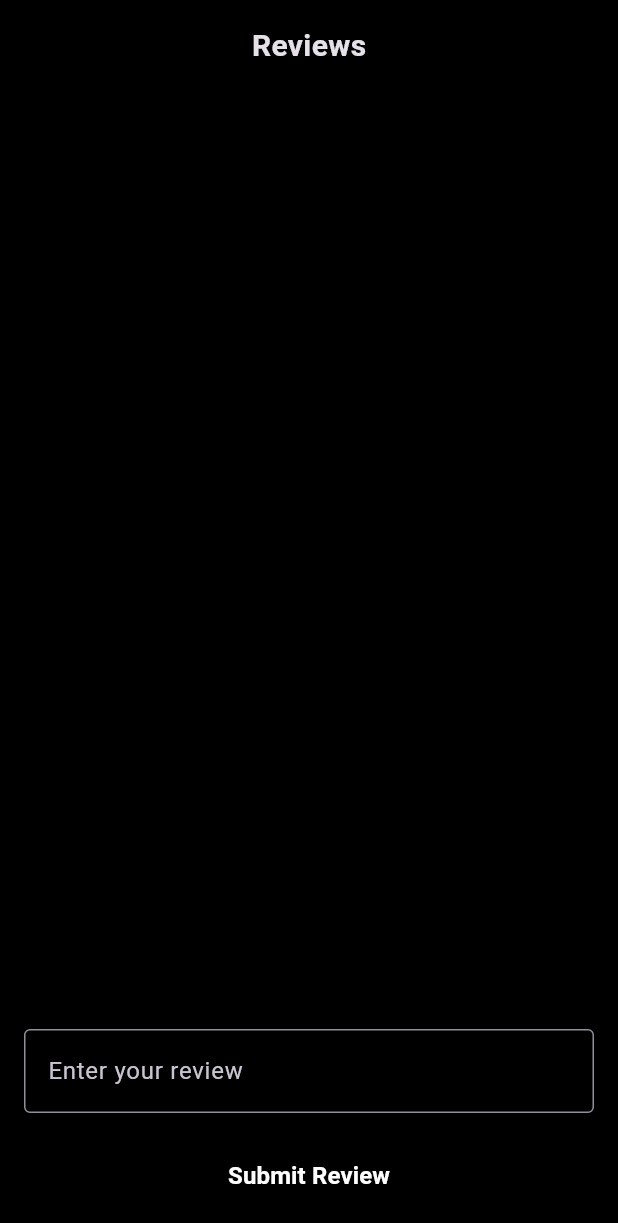
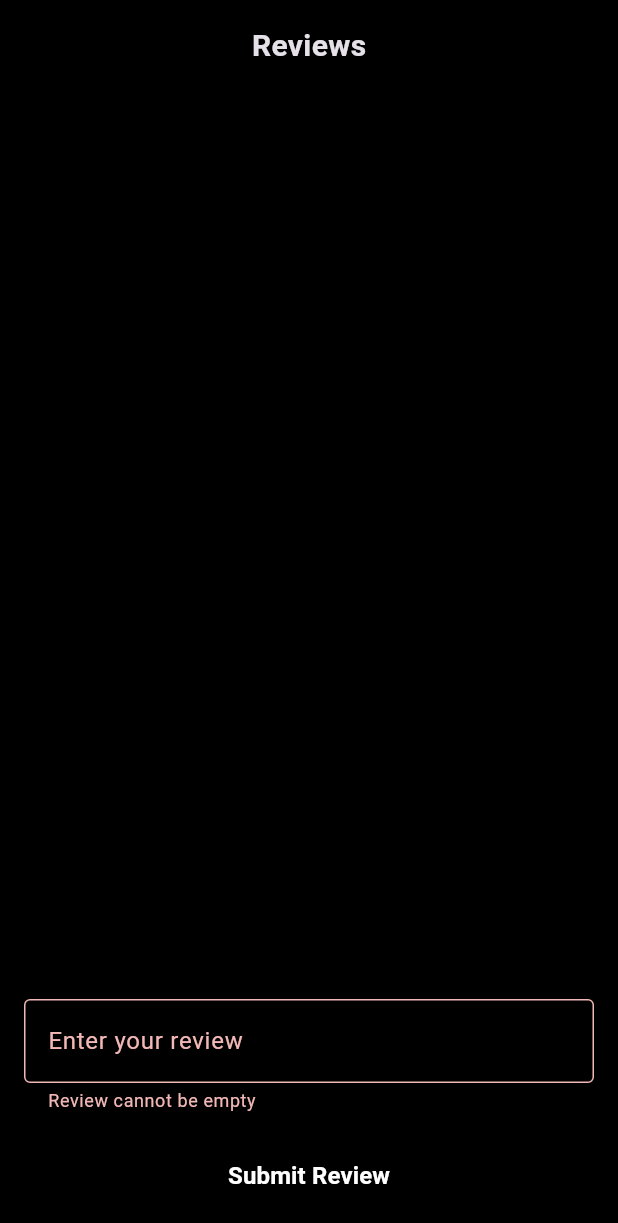
Before and after one commit to priyanshu-hiteshi/shop-app, a Flutter app: the ReviewBottomSheet widget shown alone on an empty page, opened directly, after a tap on "Submit Review", on a phone screen of 412 x 824 dp. Shown: the top 1223 px of the screen. Run offline on Flutter 3.47's test engine with Material 3 defaults, Android fonts, the phone set to English and light mode, and no system bars; our stand-ins replace shared_preferences; accounts and stored records are empty; network calls fail.

Commit message:
new changes by improving code with with provider

```diff
--- /dev/null
+++ b/lib/provider/review_provider.dart
@@ -0,0 +1,32 @@
+import 'package:flutter/material.dart';
+import 'package:shared_preferences/shared_preferences.dart';
+
+class ReviewProvider extends ChangeNotifier {
+  List<String> _reviews = [];
+
+  List<String> get reviews => _reviews;
+
+  Future<void> loadReviews() async {
+    SharedPreferences prefs = await SharedPreferences.getInstance();
+    _reviews = prefs.getStringList('reviews') ?? [];
+    notifyListeners();
+  }
+
+  Future<void> saveReviews() async {
+    SharedPreferences prefs = await SharedPreferences.getInstance();
+    prefs.setStringList('reviews', _reviews);
+    notifyListeners();
+  }
+
+  void addReview(String review) {
+    _reviews.add(review);
+    saveReviews(); // Save after adding
+    notifyListeners();
+  }
+
+  void deleteReview(int index) {
+    _reviews.removeAt(index);
+    saveReviews(); // Save after deleting
+    notifyListeners();
+  }
+}
--- a/lib/screens/asset.dart
+++ b/lib/screens/asset.dart
@@ -19,6 +19,8 @@ class _CartState extends State<Cart> {
 
   // Function to show the bottom sheet
   void _showReviewBottomSheet() {
+    // Navigator.of(context).pop();
+
     showModalBottomSheet(
       context: context,
       builder: (context) {
--- a/lib/widgets/product_card.dart
+++ b/lib/widgets/product_card.dart
@@ -15,6 +15,7 @@ class _ProductCardState extends State<ProductCard> {
 
   @override
   Widget build(BuildContext context) {
+    context.findRenderObject();
     String descriptionText =
         widget.product.description.length < 60 && !isExpanded
             ? widget.product.description.substring(0, 60) + "... "
--- a/lib/widgets/review_bottom_sheet.dart
+++ b/lib/widgets/review_bottom_sheet.dart
@@ -1,5 +1,6 @@
 import 'package:flutter/material.dart';
-import 'package:shared_preferences/shared_preferences.dart';
+import 'package:provider/provider.dart';
+import '../provider/review_provider.dart'; // Import your ReviewProvider
 
 class ReviewBottomSheet extends StatefulWidget {
   const ReviewBottomSheet({super.key});
@@ -11,48 +12,34 @@ class ReviewBottomSheet extends StatefulWidget {
 class _ReviewBottomSheetState extends State<ReviewBottomSheet> {
   final TextEditingController reviewController = TextEditingController();
 
+  String? errorMessage; // To store validation message
+
   @override
   void initState() {
     super.initState();
-    _loadReviews();
-  }
-
-  List<String> reviews = [];
-  Future<void> _loadReviews() async {
-    SharedPreferences prefs = await SharedPreferences.getInstance();
-    setState(() {
-      reviews = prefs.getStringList('reviews') ?? [];
+    // Load reviews when the bottom sheet is opened
+    WidgetsBinding.instance.addPostFrameCallback((_) {
+      Provider.of<ReviewProvider>(context, listen: false).loadReviews();
     });
-  }
-
-  Future<void> _saveReviews() async {
-    SharedPreferences prefs = await SharedPreferences.getInstance();
-    prefs.setStringList('reviews', reviews);
-    setState(() {});
-  }
-
-  Future<void> _deleteReview(int index) async {
-    reviews.removeAt(index);
-
-    await _saveReviews();
-    setState(() {});
   }
 
   @override
   Widget build(BuildContext context) {
+    final reviewModel = Provider.of<ReviewProvider>(context);
+
     return Padding(
       padding: const EdgeInsets.all(16.0),
       child: Column(
         mainAxisSize: MainAxisSize.min, // Use min size for bottom sheet
         children: [
-          Text(
+          const Text(
             'Reviews',
             style: TextStyle(fontSize: 20, fontWeight: FontWeight.bold),
           ),
-          const SizedBox(height: 10),
+          const SizedBox(height: 10), // Space between title and review list
           Expanded(
             child: ListView.builder(
-              itemCount: reviews.length,
+              itemCount: reviewModel.reviews.length,
               itemBuilder: (context, index) {
                 return Padding(
                   padding: const EdgeInsets.only(bottom: 8.0),
@@ -61,13 +48,14 @@ class _ReviewBottomSheetState extends State<ReviewBottomSheet> {
                     children: [
                       Expanded(
                         child: Text(
-                          '${index + 1}. ${reviews[index]}',
+                          '${index + 1}. ${reviewModel.reviews[index]}',
                           style: const TextStyle(color: Colors.white),
                         ),
                       ),
                       IconButton(
-                        onPressed: () async {
-                          await _deleteReview(index); // Delete review
+                        onPressed: () {
+                          reviewModel.deleteReview(
+                              index); // Delete review using provider
                         },
                         icon: const Icon(Icons.delete, color: Colors.red),
                       ),
@@ -77,23 +65,30 @@ class _ReviewBottomSheetState extends State<ReviewBottomSheet> {
               },
             ),
           ),
-          const SizedBox(height: 10),
+          const SizedBox(
+              height: 10), // Space between review list and input field
           TextField(
             controller: reviewController,
-            decoration: const InputDecoration(
+            decoration: InputDecoration(
               labelText: 'Enter your review',
-              border: OutlineInputBorder(),
+              border: const OutlineInputBorder(),
+              errorText: errorMessage, // Use errorText for inline validation
             ),
           ),
-          const SizedBox(height: 18),
+          const SizedBox(height: 18), // Space between text field and button
           ElevatedButton(
-            onPressed: () async {
-              if (reviewController.text.isNotEmpty) {
-                reviews.add(reviewController.text); // Add new review
-                await _saveReviews();
+            onPressed: () {
+              if (reviewController.text.isEmpty) {
+                setState(() {
+                  errorMessage = 'Review cannot be empty'; // Show error message
+                });
+              } else {
+                setState(() {
+                  errorMessage = null; // Clear error message
+                  reviewModel.addReview(
+                      reviewController.text); // Add new review using provider
+                });
                 reviewController.clear(); // Clear the input field
-
-                // Navigator.pop(context); // Close the bottom sheet
               }
             },
             style: ElevatedButton.styleFrom(
--- a/pubspec.yaml
+++ b/pubspec.yaml
@@ -2,7 +2,7 @@ name: my_ecom
 description: "A new Flutter project."
 # The following line prevents the package from being accidentally published to
 # pub.dev using `flutter pub publish`. This is preferred for private packages.
-publish_to: 'none' # Remove this line if you wish to publish to pub.dev
+publish_to: "none" # Remove this line if you wish to publish to pub.dev
 
 # The following defines the version and build number for your application.
 # A version number is three numbers separated by dots, like 1.2.43
@@ -33,11 +33,12 @@ dependencies:
 
   http: ^1.2.2
   shared_preferences: ^2.3.3
-
+  provider: ^6.1.2
 
   # The following adds the Cupertino Icons font to your application.
   # Use with the CupertinoIcons class for iOS style icons.
   cupertino_icons: ^1.0.8
+  go_router:
 
 dev_dependencies:
   flutter_test:
@@ -55,7 +56,6 @@ dev_dependencies:
 
 # The following section is specific to Flutter packages.
 flutter:
-
   # The following line ensures that the Material Icons font is
   # included with your application, so that you can use the icons in
   # the material Icons class.
```
Also changed, not shown: lib/main.dart (+12 -5 lines), lib/provider/bottom_navbar_provider.dart (added, +10 -0 lines), pubspec.lock.
